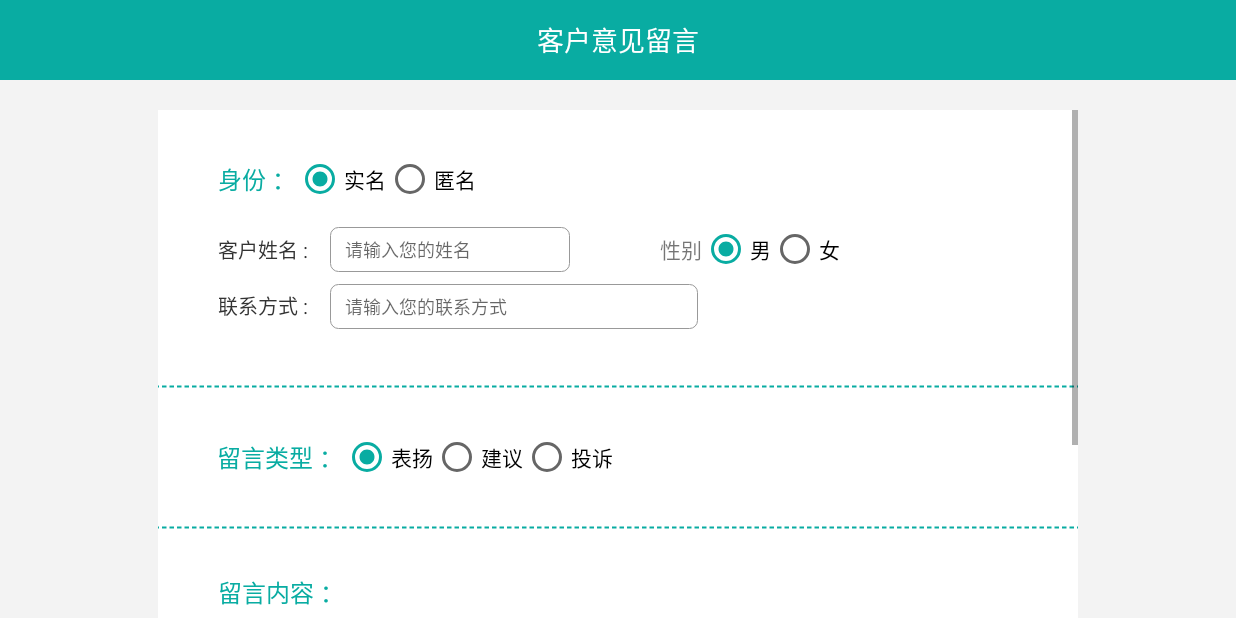
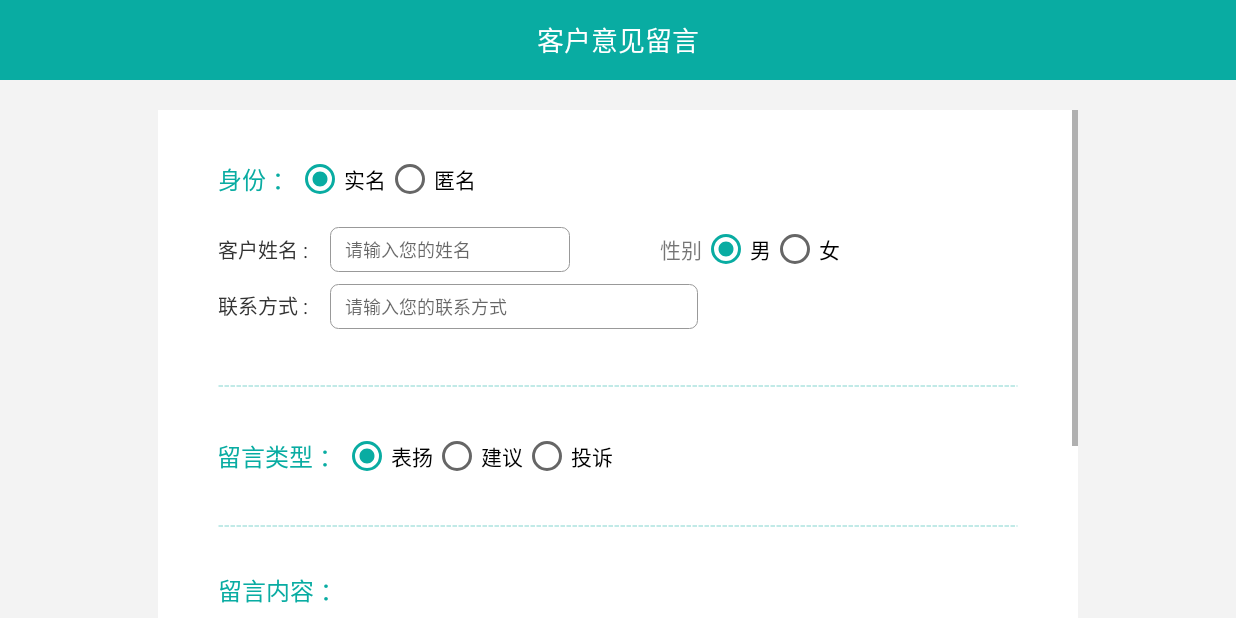
Before and after one commit to ncosn/MyDemo, an Android app: the screen it shows after launch (UserCommentActivity), after a tap on "留 言", on a phone screen of 824 x 412 dp (held sideways). Run offline under Robolectric (Android 15) with nearby library versions, the phone set to English and light mode, and no system bars; our stand-ins replace Room's generated code.

Commit message:
update 4/27

```diff
--- a/app/build.gradle
+++ b/app/build.gradle
@@ -36,6 +36,7 @@ dependencies {
 
     // Room components
     implementation "androidx.room:room-runtime:$rootProject.roomVersion"
+    implementation files('libs\\SQLiteStudioRemote.jar')
     annotationProcessor "androidx.room:room-compiler:$rootProject.roomVersion"
     androidTestImplementation "androidx.room:room-testing:$rootProject.roomVersion"
 
--- a/app/src/main/java/com/sgcc/yzd/mydemo/MainAdapter.java
+++ b/app/src/main/java/com/sgcc/yzd/mydemo/MainAdapter.java
@@ -14,7 +14,7 @@ import org.jetbrains.annotations.NotNull;
 
 import java.util.List;
 
-public class MainAdapter extends RecyclerView.Adapter<MainAdapter.ViewHolder> {
+public class MainAdapter extends RecyclerView.Adapter<MainAdapter.BaseViewHolder> {
 
     private List<MainData> dataList;
     private Activity context;
@@ -24,26 +24,55 @@ public class MainAdapter extends RecyclerView.Adapter<MainAdapter.ViewHolder> {
     public static String ADVICE = "建议";
     public static String COMPLAIN = "投诉";
 
+    //类型，用此来判断recyclerview该用哪个布局显示
+    public final int TYPE_EMPTY = 0;
+    public final int TYPE_NORMAL = 1;
+
     public MainAdapter(Activity context,List<MainData> dataList) {
         this.context = context;
         this.dataList = dataList;
         notifyDataSetChanged();
     }
 
+    @Override
+    public int getItemViewType(int position) {
+        if(dataList.size()<=0){
+            return TYPE_EMPTY;
+        }
+        return  TYPE_NORMAL;
+    }
+
     @NonNull
     @NotNull
     @Override
-    public MainAdapter.ViewHolder onCreateViewHolder(@NonNull @NotNull ViewGroup parent, int viewType) {
-        View view = LayoutInflater.from(parent.getContext())
+    public MainAdapter.BaseViewHolder onCreateViewHolder(@NonNull @NotNull ViewGroup parent, int viewType) {
+        View view;
+        BaseViewHolder viewHolder;
+        if (viewType == TYPE_EMPTY) {
+            view = LayoutInflater.from(parent.getContext())
+                    .inflate(R.layout.adapter_empty,parent,false);
+            viewHolder = new EmptyViewHolder(view);
+            return viewHolder;
+        } else {
+            view = LayoutInflater.from(parent.getContext())
                     .inflate(R.layout.adapter_list_user,parent,false);
-        return new ViewHolder(view);
+            viewHolder = new ViewHolder(view);
+        }
+        return viewHolder;
     }
 
     @Override
-    public void onBindViewHolder(@NonNull @NotNull MainAdapter.ViewHolder holder, int position) {
+    public void onBindViewHolder(@NonNull @NotNull MainAdapter.BaseViewHolder holder, int position) {
+        int type = getItemViewType(position);
+        switch (type) {
+            case TYPE_EMPTY:
+                EmptyViewHolder emptyViewHolder = (EmptyViewHolder) holder;
+                break;
+            case TYPE_NORMAL:
+                ViewHolder viewHolder = (ViewHolder) holder;
                 MainData data = dataList.get(position);
                 database = RoomDB.getInstance(context);
-        holder.tvTime.setText(data.getTime());
+                viewHolder.tvTime.setText(data.getTime());
                 String name = data.getName();
                 switch (data.getStatus()) {
                     //0代表实名,1代表匿名
@@ -51,51 +80,68 @@ public class MainAdapter extends RecyclerView.Adapter<MainAdapter.ViewHolder> {
                         switch (data.getSex()) {
                             //0代表男,1代表女
                             case 0:
-                        holder.imUser.setImageDrawable(context.getResources()
+                                viewHolder.imUser.setImageDrawable(context.getResources()
                                         .getDrawable(R.drawable.user_male));
                                 break;
                             case 1:
-                        holder.imUser.setImageDrawable(context.getResources().
+                                viewHolder.imUser.setImageDrawable(context.getResources().
                                         getDrawable(R.drawable.user_female));
                                 break;
                         }
-                holder.tvName.setText(name);
+                        viewHolder.tvName.setText(name);
                         break;
                     case 1:
-                holder.imUser.setImageDrawable(context.getResources()
+                        viewHolder.imUser.setImageDrawable(context.getResources()
                                 .getDrawable(R.drawable.user_anonymous));
-                holder.tvName.setText(ANONYMOUSNAME);
+                        viewHolder.tvName.setText(ANONYMOUSNAME);
                         break;
                 }
                 switch (data.getType()) {
                     case 0:
-                holder.tvType.setText(PRAISE);
-                holder.tvType.setBackground(context.getResources()
+                        viewHolder.tvType.setText(PRAISE);
+                        viewHolder.tvType.setBackground(context.getResources()
                                 .getDrawable(R.drawable.border_type_praise));
                         break;
                     case 1:
-                holder.tvType.setText(ADVICE);
-                holder.tvType.setBackground(context.getResources()
+                        viewHolder.tvType.setText(ADVICE);
+                        viewHolder.tvType.setBackground(context.getResources()
                                 .getDrawable(R.drawable.border_type_advice));
                         break;
                     case 2:
-                holder.tvType.setText(COMPLAIN);
-                holder.tvType.setBackground(context.getResources()
+                        viewHolder.tvType.setText(COMPLAIN);
+                        viewHolder.tvType.setBackground(context.getResources()
                                 .getDrawable(R.drawable.border_type_complain));
                         break;
                 }
                 String msg = data.getMsg();
-        holder.tvMsg.setText((msg==null) ? "" : msg);
-
+                viewHolder.tvMsg.setText((msg==null) ? "" : msg);
+        }
 
     }
 
     @Override
     public int getItemCount() {
+        if (dataList.size() <= 0) {
+            return 1;
+        } else {
             return dataList.size();
         }
+    }
 
-    public class ViewHolder extends RecyclerView.ViewHolder{
+    public class BaseViewHolder extends RecyclerView.ViewHolder{
+
+        public BaseViewHolder(@NonNull @NotNull View itemView) {
+            super(itemView);
+        }
+    }
+
+    public class EmptyViewHolder extends BaseViewHolder{
+        public EmptyViewHolder(@NonNull @NotNull View itemView) {
+            super(itemView);
+        }
+    }
+
+    public class ViewHolder extends BaseViewHolder{
 
         ImageView imUser;
         TextView tvTime, tvName, tvType, tvMsg;
--- a/app/src/main/java/com/sgcc/yzd/mydemo/UserCommentActivity.java
+++ b/app/src/main/java/com/sgcc/yzd/mydemo/UserCommentActivity.java
@@ -98,7 +98,7 @@ public class UserCommentActivity extends AppCompatActivity {
 
         status = STATUS_REAL;
         sex = SEX_MALE;
-        type = TYPE_ADVICE;
+        type = TYPE_PRAISE;
 
         rgStatus.setOnCheckedChangeListener(new RadioGroup.OnCheckedChangeListener() {
             @Override
@@ -213,8 +213,6 @@ public class UserCommentActivity extends AppCompatActivity {
                 }
             }
         });
-
     }
 
-
 }
--- a/app/src/main/res/drawable/dash_line.xml
+++ b/app/src/main/res/drawable/dash_line.xml
@@ -2,10 +2,10 @@
 <shape xmlns:android="http://schemas.android.com/apk/res/android"
     android:shape="line">
     <stroke
-        android:width="1dp"
-        android:color="@color/colorPrimary"
+        android:width="0.5dp"
+        android:color="@color/colorDash"
         android:dashWidth="3dp"
-        android:dashGap="2dp" />
-    <size android:height="1dp" />
+        android:dashGap="1dp" />
+    <size android:height="0.5dp" />
 
 </shape>
--- /dev/null
+++ b/app/src/main/res/drawable/ic_cancel.xml
@@ -0,0 +1,5 @@
+<vector android:height="24dp" android:tint="#F3F3F3"
+    android:viewportHeight="24" android:viewportWidth="24"
+    android:width="24dp" xmlns:android="http://schemas.android.com/apk/res/android">
+    <path android:fillColor="@android:color/white" android:pathData="M12,2C6.47,2 2,6.47 2,12s4.47,10 10,10 10,-4.47 10,-10S17.53,2 12,2zM16.3,16.3c-0.39,0.39 -1.02,0.39 -1.41,0L12,13.41 9.11,16.3c-0.39,0.39 -1.02,0.39 -1.41,0 -0.39,-0.39 -0.39,-1.02 0,-1.41L10.59,12 7.7,9.11c-0.39,-0.39 -0.39,-1.02 0,-1.41 0.39,-0.39 1.02,-0.39 1.41,0L12,10.59l2.89,-2.89c0.39,-0.39 1.02,-0.39 1.41,0 0.39,0.39 0.39,1.02 0,1.41L13.41,12l2.89,2.89c0.38,0.38 0.38,1.02 0,1.41z"/>
+</vector>
--- a/app/src/main/res/layout/activity_main.xml
+++ b/app/src/main/res/layout/activity_main.xml
@@ -12,13 +12,15 @@
 
     <TextView
         android:id="@+id/tv_login"
+        android:clickable="true"
         android:layout_marginTop="10dp"
-        android:layout_marginEnd="25dp"
+        android:layout_marginEnd="35.5dp"
         android:gravity="center"
         android:text="管理员登录"
         android:textColor="@color/white"
         android:textSize="11sp"
         android:drawableEnd="@drawable/ic_admin"
+        android:drawablePadding="5dp"
         android:layout_alignEnd="@+id/toolbar_main"
         android:layout_width="wrap_content"
         android:layout_height="wrap_content"
--- a/app/src/main/res/layout/activity_user_comment.xml
+++ b/app/src/main/res/layout/activity_user_comment.xml
@@ -131,10 +131,11 @@
 
             </LinearLayout>
             <View
+                android:layout_marginHorizontal="40dp"
                 android:layout_marginTop="23dp"
                 android:layout_gravity="center"
-                android:layout_width="670dp"
-                android:layout_height="2dp"
+                android:layout_width="match_parent"
+                android:layout_height="1dp"
                 android:background="@drawable/dash_line"/>
             <LinearLayout
                 android:layout_width="match_parent"
@@ -173,9 +174,10 @@
                 </RadioGroup>
             </LinearLayout>
             <View
+                android:layout_marginHorizontal="40dp"
                 android:layout_gravity="center"
-                android:layout_width="670dp"
-                android:layout_height="2dp"
+                android:layout_width="match_parent"
+                android:layout_height="1dp"
                 android:background="@drawable/dash_line"/>
             <RelativeLayout
                 android:paddingTop="30dp"
--- a/app/src/main/res/layout/activity_user_comment_succes.xml
+++ b/app/src/main/res/layout/activity_user_comment_succes.xml
@@ -16,6 +16,7 @@
         <LinearLayout
             android:layout_width="match_parent"
             android:layout_height="wrap_content"
+            android:paddingBottom="93dp"
             android:orientation="vertical">
             <ImageView
                 android:layout_gravity="center"
--- a/app/src/main/res/values/colors.xml
+++ b/app/src/main/res/values/colors.xml
@@ -11,4 +11,6 @@
     <color name="colorPrimaryDark">#000000</color>
     <color name="colorAccent">#09ACA2</color>
     <color name="colorBackground">#F3F3F3</color>
+
+    <color name="colorDash">#8009ACA2</color>
 </resources>
```
Also changed, not shown: app/src/main/AndroidManifest.xml (+7 -3 lines), app/src/main/java/com/sgcc/yzd/mydemo/MainActivity.java (+53 -3 lines), app/src/main/res/drawable/border_et_admin.xml (added, +8 -0 lines), app/src/main/res/layout/adapter_empty.xml (added, +21 -0 lines), app/src/main/res/layout/admin_login.xml (added, +56 -0 lines), app/libs/SQLiteStudioRemote.jar (added), app/src/main/res/drawable/comment_empty.png (added). Lines whose indentation alone changed are shown as unchanged.
